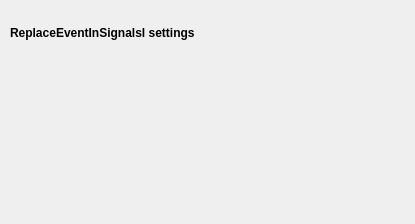
SnoozToolbox/snooz-package-ceams, file modules/CEAMSModules/ReplaceEventInSignals/Ui_ReplaceEventInSignalsSettingsView.ui: the form before one commit.
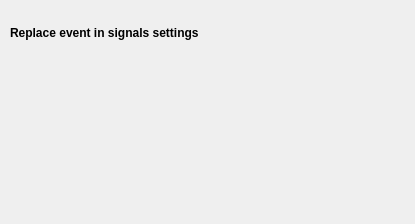
The form after the commit.

```diff
--- a/modules/CEAMSModules/ReplaceEventInSignals/Ui_ReplaceEventInSignalsSettingsView.ui
+++ b/modules/CEAMSModules/ReplaceEventInSignals/Ui_ReplaceEventInSignalsSettingsView.ui
@@ -18,7 +18,7 @@
     <rect>
      <x>10</x>
      <y>10</y>
-     <width>248</width>
+     <width>280</width>
      <height>46</height>
     </rect>
    </property>
@@ -27,12 +27,11 @@
      <widget class="QLabel" name="label_8">
       <property name="font">
        <font>
-        <weight>75</weight>
         <bold>true</bold>
        </font>
       </property>
       <property name="text">
-       <string>ReplaceEventInSignalsl settings</string>
+       <string>Replace event in signals settings</string>
       </property>
      </widget>
     </item>
```
